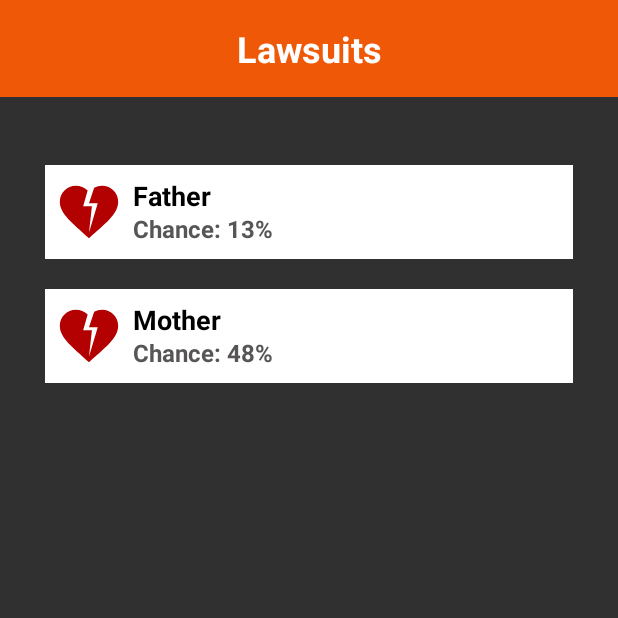
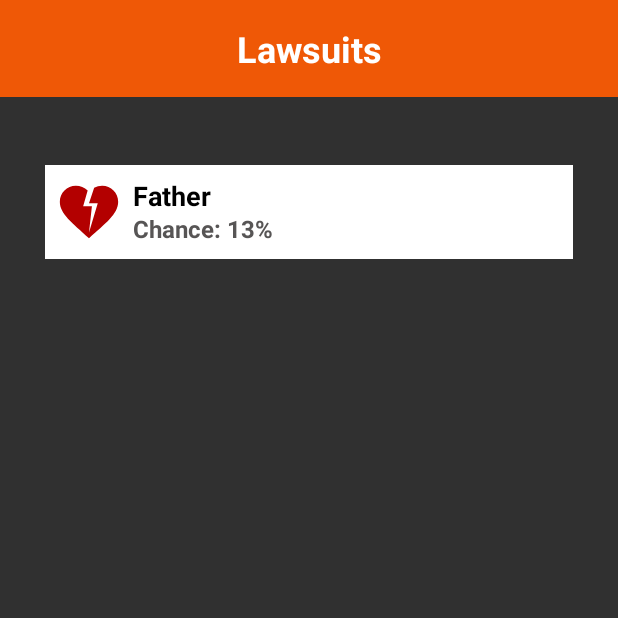
Before and after one commit to YusufYacoobali/LifeSim, an Android app: the LawsuitActivity screen opened directly, with no data from a screen before it, on a phone screen of 412 x 824 dp, the top half of it. Run offline under Robolectric (Android 15) with nearby library versions, the phone set to English and light mode, and no system bars.

Commit message:
lotta changes + bug fixes

```diff
--- a/app/src/main/java/com/sim/lifesim4/JobActivity.kt
+++ b/app/src/main/java/com/sim/lifesim4/JobActivity.kt
@@ -48,7 +48,7 @@ class JobActivity : AppCompatActivity()  {
                     null
                 ) { resultCode, button ->
                     if (button == 2) {
-                        val job = currentWork.obj as Job.FullTimeJob
+                        val job = currentWork.obj as Job
                         player.leaveJob(job)
                         gameEngine.sendMessage(GameEngine.Message("You left your job", false))
                         finish()
--- a/app/src/main/java/com/sim/lifesim4/activities/LawsuitActivity.kt
+++ b/app/src/main/java/com/sim/lifesim4/activities/LawsuitActivity.kt
@@ -2,11 +2,18 @@ package com.sim.lifesim4.activities
 
 import androidx.appcompat.app.AppCompatActivity
 import android.os.Bundle
+import android.widget.LinearLayout
+import android.widget.Toast
 import com.example.lifesim4.R
 
 class LawsuitActivity : AppCompatActivity() {
     override fun onCreate(savedInstanceState: Bundle?) {
         super.onCreate(savedInstanceState)
         setContentView(R.layout.activity_lawsuit)
+
+        val Father: LinearLayout = findViewById(R.id.Father)
+        Father.setOnClickListener {
+            Toast.makeText(this@LawsuitActivity, "Feature coming soon!", Toast.LENGTH_SHORT).show()
+        }
     }
 }
--- a/app/src/main/java/com/sim/lifesim4/jobs/FullTimeActivity.kt
+++ b/app/src/main/java/com/sim/lifesim4/jobs/FullTimeActivity.kt
@@ -56,7 +56,7 @@ class FullTimeActivity : AppCompatActivity() {
                     finish()
                 } else {
                     Tools.showPopupDialog(
-                        this, "Rejected from job. Lacking experience", "OK", "", job) { resultCode, button -> }
+                        this, "Rejected from job due to age or experience", "OK", "", job) { resultCode, button -> }
                 }
             }
         }
--- a/app/src/main/java/com/sim/lifesim4/jobs/PartTimeActivity.kt
+++ b/app/src/main/java/com/sim/lifesim4/jobs/PartTimeActivity.kt
@@ -45,19 +45,19 @@ class PartTimeActivity : AppCompatActivity() {
         val cards = Tools.addCardsToView(this, jobs, jobContainer, "sq ft  Condition%", R.drawable.heart, null, myContract)
 
         cards.forEach { card ->
-            val job = card.obj as Job.PartTimeJob
+            val job = card.obj
             val captionTextView: TextView = card.personCard.findViewById(R.id.caption)
             captionTextView.text = "${job.type}"
             card.personCard.setOnClickListener {
                 //if they clicked, then they applied, 40% chance of getting it
                 if (Random.nextDouble() < 0.4){
-                    gameEngine.sendMessage(GameEngine.Message("You started as a part time ${job.type}", false))
+                    gameEngine.sendMessage(Message("You started as a part time ${job.type}", false))
                     player.startJob(job)
                     setResult(Activity.RESULT_OK)
                     finish()
                 } else {
                     Tools.showPopupDialog(
-                        this, "Rejected from job. Lacking experience", "OK", "", job) { resultCode, button -> }
+                        this, "Rejected from job. They didn't like you", "OK", "", job) { resultCode, button -> }
                 }
             }
         }
--- a/app/src/main/java/com/sim/lifesim4/models/Person.kt
+++ b/app/src/main/java/com/sim/lifesim4/models/Person.kt
@@ -135,7 +135,8 @@ data class Person(
     }
 
     fun isEligibleForJob(job: Job.FullTimeJob): Boolean {
-        return when (job.level) {
+        return if (age >= 18) {
+            when (job.level) {
                 JobLevel.Entry -> true
                 else -> {
                     val industryExperience = jobLevelHistory[job.type]
@@ -148,6 +149,7 @@ data class Person(
                     } ?: false
                 }
             }
+        } else false
     }
 
     fun startJob(newJob: Job){
--- a/app/src/main/res/layout/activity_lawsuit.xml
+++ b/app/src/main/res/layout/activity_lawsuit.xml
@@ -33,7 +33,7 @@
 
             <!-- Health & Holiday-->
             <LinearLayout
-                android:id="@+id/gymOption"
+                android:id="@+id/Father"
                 android:layout_width="match_parent"
                 android:layout_height="match_parent"
                 android:layout_margin="10dp"
@@ -80,53 +80,6 @@
                 </LinearLayout>
             </LinearLayout>
 
-            <LinearLayout
-                android:id="@+id/gymOption"
-                android:layout_width="match_parent"
-                android:layout_height="match_parent"
-                android:layout_margin="10dp"
-                android:background="#FFFFFF"
-                android:clickable="true"
-                android:focusable="true"
-                android:orientation="horizontal"
-                android:paddingTop="8dp"
-                android:paddingBottom="8dp">
-
-                <ImageView
-                    android:layout_width="0dp"
-                    android:layout_height="match_parent"
-                    android:layout_gravity="center_horizontal"
-                    android:layout_weight="1"
-                    android:src="@drawable/heart" />
-
-                <LinearLayout
-                    android:layout_width="0dp"
-                    android:layout_height="match_parent"
-                    android:layout_weight="5"
-                    android:orientation="vertical">
-
-                    <TextView
-                        android:layout_width="match_parent"
-                        android:layout_height="0dp"
-                        android:layout_gravity="center_horizontal|center_vertical"
-                        android:layout_weight="1"
-                        android:text="Mother"
-                        android:textColor="@color/black"
-                        android:textSize="18sp"
-                        android:textStyle="bold" />
-
-                    <TextView
-                        android:layout_width="match_parent"
-                        android:layout_height="0dp"
-                        android:layout_gravity="center_horizontal|center_vertical"
-                        android:layout_weight="1"
-                        android:text="Chance: 48%"
-                        android:textColor="#575555"
-                        android:textSize="16sp"
-                        android:textStyle="bold" />
-
-                </LinearLayout>
-            </LinearLayout>
         </LinearLayout>
     </ScrollView>
 </LinearLayout>
--- a/app/src/main/res/layout/job_entrepreneur.xml
+++ b/app/src/main/res/layout/job_entrepreneur.xml
@@ -30,7 +30,7 @@
         android:textSize="18sp" />
 
     <LinearLayout
-        android:id="@+id/partTime1"
+        android:id="@+id/startBusiness"
         android:layout_width="match_parent"
         android:layout_height="wrap_content"
         android:layout_margin="10dp"
```
Also changed, not shown: app/src/main/java/com/sim/lifesim4/MainActivity.kt (+13 -3 lines), app/src/main/java/com/sim/lifesim4/activities/LoveActivity.kt (+13 -3 lines), app/src/main/java/com/sim/lifesim4/jobs/EntrepreneurActivity.kt (+7 -0 lines), app/src/main/java/com/sim/lifesim4/models/GameEngine.kt (+43 -9 lines), app/src/main/java/com/sim/lifesim4/relations/PersonActivity.kt (+16 -5 lines). Lines whose indentation alone changed are shown as unchanged.
